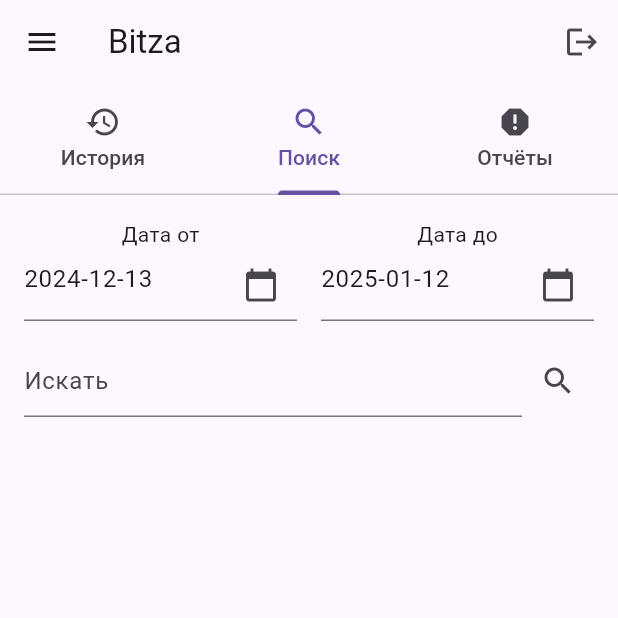
After one commit to SergueiMoscow/flutter_bitza, a Flutter app: the ExpensesScreen screen opened by its route, tab 2 chosen, after a tap on the "search" icon, on a phone screen of 412 x 824 dp, the top half of it. The commit adds this screen. Run offline on Flutter 3.47's test engine with Material 3 defaults, Android fonts, the phone set to English and light mode, and no system bars; our stand-ins replace flutter_dotenv, flutter_login, flutter_secure_storage, syncfusion_flutter_charts; accounts and stored records are empty.

Commit message:
add expenses

```diff
--- a/lib/api/electricity_api.dart
+++ b/lib/api/electricity_api.dart
@@ -1,8 +1,5 @@
-// services/electricity_service.dart
-
 import 'dart:convert';
-import 'package:http/http.dart' as http;
-import '../models/electricity_reading.dart';
+import '../models/electricity_reading_model.dart';
 import 'auth_api.dart';
 
 class ElectricityService {
--- /dev/null
+++ b/lib/api/expenses_api.dart
@@ -0,0 +1,46 @@
+import 'dart:convert';
+
+import 'package:flutter_s3_app/api/auth_api.dart';
+import 'package:flutter_s3_app/models/expenses_cheque_model.dart';
+
+class ExpensesApi {
+  final AuthApiService _authApi = AuthApiService();
+
+  Future<List<ExpensesChequeModel>> fetchExpenses(
+      DateTime startDate, DateTime endDate, String searchQuery) async {
+    String endpoint = '/api/expenses/cheques/';
+    String startDateString = startDate.toIso8601String();
+    String endDateString = endDate.toIso8601String();
+
+    final response = await _authApi.authenticatedRequest(
+      method: 'GET',
+      endpoint:
+          endpoint + responseUrl(startDateString, endDateString, searchQuery),
+    );
+
+    if (response.statusCode == 200) {
+      final body = utf8.decode(response.bodyBytes);
+      return parseResponse(body);
+    } else {
+      throw Exception('Failed to load expenses');
+    }
+  }
+
+  String responseUrl(String startDate, String endDate, String search) {
+    String url = '?start_date=$startDate&end_date=$endDate';
+    if (search.isNotEmpty) {
+      url += '&search=$search';
+    }
+    return url;
+  }
+
+  List<ExpensesChequeModel> parseResponse(String responseBody) {
+    // Преобразуем ответ в список
+    final Map<String, dynamic> parsed = jsonDecode(responseBody);
+    final List<dynamic> chequesList = parsed['cheques'];
+
+    return chequesList
+        .map<ExpensesChequeModel>((json) => ExpensesChequeModel.fromJson(json))
+        .toList();
+  }
+}
--- a/lib/components/common_app_bar.dart
+++ b/lib/components/common_app_bar.dart
@@ -28,13 +28,14 @@ class _CommonAppBarState extends State<CommonAppBar> {
       // Заменить этот блок на метод получения меню из backend
       // Например:
       // final fetchedMenu = await BackendService.getMenuForUser();
-      final fetchedMenu = [ // Пример
+      final fetchedMenu = [
         MenuItem(route: '/main', endpoint: '/dashboard', caption: 'Главная', icon: 'home', picture: 'home.jpg'),
         MenuItem(route: '/profile', endpoint: '/profile', caption: 'Профиль', icon: 'person', picture: 'profile.jpg'),
         MenuItem(route: '/settings', endpoint: '/settings', caption: 'Настройки', icon: 'settings', picture: 'settings.jpg'),
-        MenuItem(route: '/payments', endpoint: '/payments', caption: 'Платежи', icon: 'payments', picture: 'payments.jpg'),
-        MenuItem(route: '/electric_meter', endpoint: '/electric_meter', caption: 'Внесение показаний', icon: 'electric_meter', picture: 'electric_meter.jpg'),
-        MenuItem(route: '/electric_consumption', endpoint: '/electric_consumption', caption: 'Расход электроэнергии', icon: 'electric_consumption', picture: 'electric_consumption.jpg'),
+        MenuItem(route: '/payments', endpoint: '/payments', caption: 'Платежи', icon: 'attach_money', picture: 'payments.jpg'),
+        MenuItem(route: '/electric_meter', endpoint: '/electric_meter', caption: 'Внесение показаний', icon: 'edit', picture: 'electric_meter.jpg'),
+        MenuItem(route: '/electric_consumption', endpoint: '/electric_consumption', caption: 'Расход электроэнергии', icon: 'assessment', picture: 'electric_consumption.jpg'),
+        MenuItem(route: '/expenses', endpoint: '/expenses', caption: 'Расходы', icon: 'credit_card', picture: 'credit_card.jpg'),
       ];
       setState(() {
         menuItems = fetchedMenu;
@@ -66,6 +67,16 @@ class _CommonAppBarState extends State<CommonAppBar> {
         return Icons.electric_meter;
       case 'electric_consumption':
         return Icons.electric_meter_sharp;
+      case 'credit_card':
+        return Icons.credit_card;
+      case 'monetization_on':
+        return Icons.monetization_on;
+      case 'attach_money':
+        return Icons.attach_money;
+      case 'edit':
+        return Icons.edit;
+      case 'assessment':
+        return Icons.assessment;
       default:
         return Icons.help;
     }
--- /dev/null
+++ b/lib/components/date_picker_field.dart
@@ -0,0 +1,44 @@
+import 'package:flutter/material.dart';
+
+class DatePickerField extends StatelessWidget {
+  final String label;
+  final DateTime selectedDate;
+  final Function(DateTime) onDateChanged;
+
+  const DatePickerField({
+    Key? key,
+    required this.label,
+    required this.selectedDate,
+    required this.onDateChanged,
+  }) : super(key: key);
+
+  @override
+  Widget build(BuildContext context) {
+    return Column(
+      children: [
+        Text(label),
+        TextField(
+          controller: TextEditingController(
+            text: selectedDate.toLocal().toString().split(' ')[0],
+          ),
+          onTap: () async {
+            final picked = await showDatePicker(
+              context: context,
+              initialDate: selectedDate,
+              firstDate: DateTime(2000),
+              lastDate: DateTime.now(),
+            );
+            if (picked != null && picked != selectedDate) {
+              onDateChanged(picked);
+            }
+          },
+          readOnly: true,
+          decoration: InputDecoration(
+            hintText: 'Выберите дату',
+            suffixIcon: const Icon(Icons.calendar_today),
+          ),
+        ),
+      ],
+    );
+  }
+}
--- /dev/null
+++ b/lib/components/expenses_tabs/expenses_tab_history.dart
@@ -0,0 +1,10 @@
+import 'package:flutter/material.dart';
+
+class ExpensesTabHistory extends StatelessWidget {
+  const ExpensesTabHistory({super.key});
+
+  @override
+  Widget build(BuildContext context) {
+    return const Placeholder();
+  }
+}
--- /dev/null
+++ b/lib/components/expenses_tabs/expenses_tab_search.dart
@@ -0,0 +1,110 @@
+import 'package:flutter/material.dart';
+import 'package:flutter_s3_app/api/expenses_api.dart'; // Импортируем новый API
+import 'package:flutter_s3_app/components/expenses_cheque_card_component.dart';
+import '../date_picker_field.dart';
+import 'package:flutter_s3_app/models/expenses_cheque_model.dart';
+
+class ExpensesTabSearch extends StatefulWidget {
+  const ExpensesTabSearch({super.key});
+
+  @override
+  State<ExpensesTabSearch> createState() => _ExpensesTabSearchState();
+}
+
+class _ExpensesTabSearchState extends State<ExpensesTabSearch> {
+  DateTime startDate = DateTime.now().subtract(Duration(days: 30));
+  DateTime endDate = DateTime.now();
+  String searchQuery = '';
+  List<ExpensesChequeModel> searchResults = []; // Изменяем тип на ExpensesChequeModel
+  bool isLoading = false;
+
+  final ExpensesApi _expensesApi = ExpensesApi(); // Используем новый API
+
+  Future<void> fetchExpenses() async {
+    setState(() {
+      isLoading = true;
+    });
+
+    try {
+      searchResults = await _expensesApi.fetchExpenses(startDate, endDate, searchQuery);
+    } catch (e) {
+      // Обработка ошибок
+      print('Error fetching expenses: $e');
+    } finally {
+      setState(() {
+        isLoading = false;
+      });
+    }
+  }
+
+  @override
+  Widget build(BuildContext context) {
+    return Padding(
+      padding: const EdgeInsets.all(16.0),
+      child: Column(
+        children: [
+          Row(
+            mainAxisAlignment: MainAxisAlignment.spaceBetween,
+            children: [
+              Expanded(
+                child: DatePickerField(
+                  label: 'Дата от',
+                  selectedDate: startDate,
+                  onDateChanged: (newDate) {
+                    setState(() {
+                      startDate = newDate;
+                    });
+                  },
+                ),
+              ),
+              const SizedBox(width: 16),
+              Expanded(
+                child: DatePickerField(
+                  label: 'Дата до',
+                  selectedDate: endDate,
+                  onDateChanged: (newDate) {
+                    setState(() {
+                      endDate = newDate;
+                    });
+                  },
+                ),
+              ),
+            ],
+          ),
+          const SizedBox(height: 16),
+          Row(
+            children: [
+              Expanded(
+                child: TextField(
+                  onChanged: (value) {
+                    searchQuery = value;
+                  },
+                  decoration: InputDecoration(
+                    hintText: 'Искать',
+                  ),
+                ),
+              ),
+              IconButton(
+                onPressed: fetchExpenses,
+                icon: const Icon(Icons.search),
+              ),
+            ],
+          ),
+          const SizedBox(height: 16),
+          isLoading
+              ? const CircularProgressIndicator()
+              : Expanded(
+            child: ListView.builder(
+              itemCount: searchResults.length,
+              itemBuilder: (context, index) {
+                return ExpensesChequeCardComponent(
+                  cheque: searchResults[index], // Передавайте модель
+                );
+              },
+            ),
+          ),
+        ],
+      ),
+    );
+  }
+}
--- a/lib/forms/electricity_form.dart
+++ b/lib/forms/electricity_form.dart
@@ -2,7 +2,7 @@
 
 import 'package:flutter/material.dart';
 import '../api/electricity_api.dart';
-import '../models/electricity_reading.dart';
+import '../models/electricity_reading_model.dart';
 import 'dart:async';
 
 class ElectricityForm extends StatefulWidget {
--- a/lib/main.dart
+++ b/lib/main.dart
@@ -2,6 +2,7 @@ import 'package:flutter/material.dart';
 import 'package:flutter_dotenv/flutter_dotenv.dart';
 import 'package:flutter_s3_app/screens/consumption_screen.dart';
 import 'package:flutter_s3_app/screens/electric_meter_screen.dart';
+import 'package:flutter_s3_app/screens/expenses_screen.dart';
 import 'package:flutter_s3_app/screens/main_screen.dart';
 import 'package:flutter_s3_app/screens/profile_screen.dart';
 import 'package:flutter_s3_app/screens/summary_screen.dart';
@@ -35,6 +36,7 @@ class MyApp extends StatelessWidget {
           '/profile': (context) => ProfileScreen(),
           '/electric_meter': (context) => ElectricMeterScreen(),
           '/electric_consumption': (context) => ConsumptionScreen(),
+          '/expenses': (context) => ExpensesScreen(),
         },
       ),
     );
--- /dev/null
+++ b/lib/models/expenses_cheque_model.dart
@@ -0,0 +1,40 @@
+class ExpensesChequeModel {
+  final int id;
+  final String fileName;
+  final DateTime purchaseDate;
+  final String user;
+  final String seller;
+  final String account;
+  final double total;
+  final String notes;
+  final DateTime createdAt;
+  final DateTime updatedAt;
+
+  ExpensesChequeModel({
+    required this.id,
+    required this.fileName,
+    required this.purchaseDate,
+    required this.user,
+    required this.seller,
+    required this.account,
+    required this.total,
+    required this.notes,
+    required this.createdAt,
+    required this.updatedAt,
+  });
+
+  factory ExpensesChequeModel.fromJson(Map<String, dynamic> json) {
+    return ExpensesChequeModel(
+      id: json['id'],
+      fileName: json['file_name'],
+      purchaseDate: DateTime.parse(json['purchase_date']),
+      user: json['user'],
+      seller: json['seller'],
+      account: json['account'],
+      total: json['total'].toDouble(),
+      notes: json['notes'],
+      createdAt: DateTime.parse(json['created_at']),
+      updatedAt: DateTime.parse(json['updated_at']),
+    );
+  }
+}
--- /dev/null
+++ b/lib/screens/expenses_screen.dart
@@ -0,0 +1,45 @@
+import 'package:flutter/material.dart';
+import 'package:flutter_s3_app/components/expenses_tabs/expenses_tab_history.dart';
+import 'package:flutter_s3_app/components/expenses_tabs/expenses_tab_reports.dart';
+import 'package:flutter_s3_app/components/expenses_tabs/expenses_tab_search.dart';
+
+import '../components/common_app_bar.dart';
+
+class ExpensesScreen extends StatefulWidget {
+  const ExpensesScreen({super.key});
+
+  @override
+  State<ExpensesScreen> createState() => _ExpensesScreenState();
+}
+
+class _ExpensesScreenState extends State<ExpensesScreen> {
+  @override
+  Widget build(BuildContext context) {
+    return Scaffold(
+      appBar: const CommonAppBar(),
+      body: DefaultTabController(
+        length: 3,
+        child: Column(
+          children: [
+            const TabBar(
+              tabs: [
+                Tab(icon: Icon(Icons.history), text: 'История'),
+                Tab(icon: Icon(Icons.search), text: 'Поиск'),
+                Tab(icon: Icon(Icons.report), text: 'Отчёты'),
+              ],
+            ),
+            Expanded( // Оберните TabBarView в Expanded
+              child: TabBarView(
+                children: [
+                  ExpensesTabHistory(),
+                  ExpensesTabSearch(),
+                  ExpensesTabReports(),
+                ],
+              ),
+            ),
+          ],
+        ),
+      ),
+    );
+  }
+}
```
Also changed, not shown: lib/components/expenses_cheque_card_component.dart (added, +97 -0 lines), lib/components/expenses_tabs/expenses_tab_reports.dart (added, +15 -0 lines), lib/models/electricity_reading_model.dart (renamed from lib/models/electricity_reading.dart), 1 other file.
